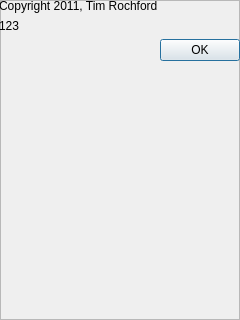
rochford/cutefootball, file aboutFrame.ui: the form before one commit.
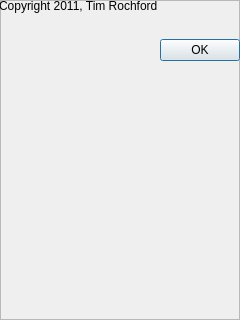
The form after the commit.

Diff of the .ui file:
```diff
--- a/aboutFrame.ui
+++ b/aboutFrame.ui
@@ -54,7 +54,7 @@
     <item>
      <widget class="QLabel" name="versionLabel">
       <property name="text">
-       <string>123</string>
+       <string/>
       </property>
      </widget>
     </item>
```
Left out of the diff: 2 changed lines with no effect on the pictures.
